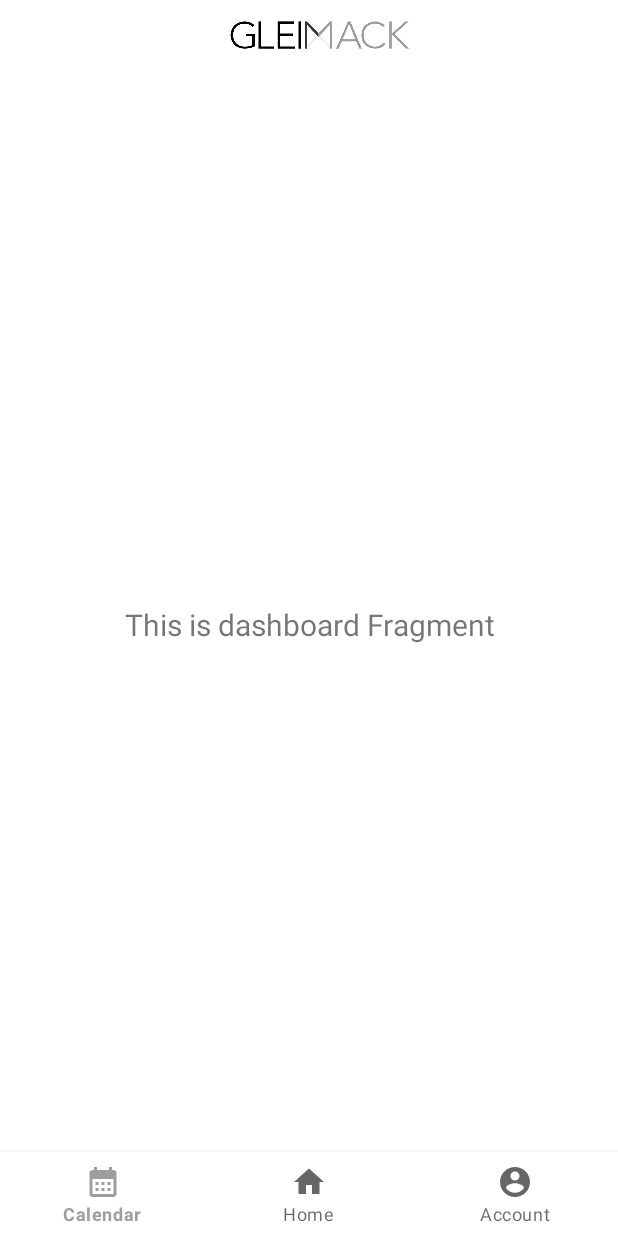
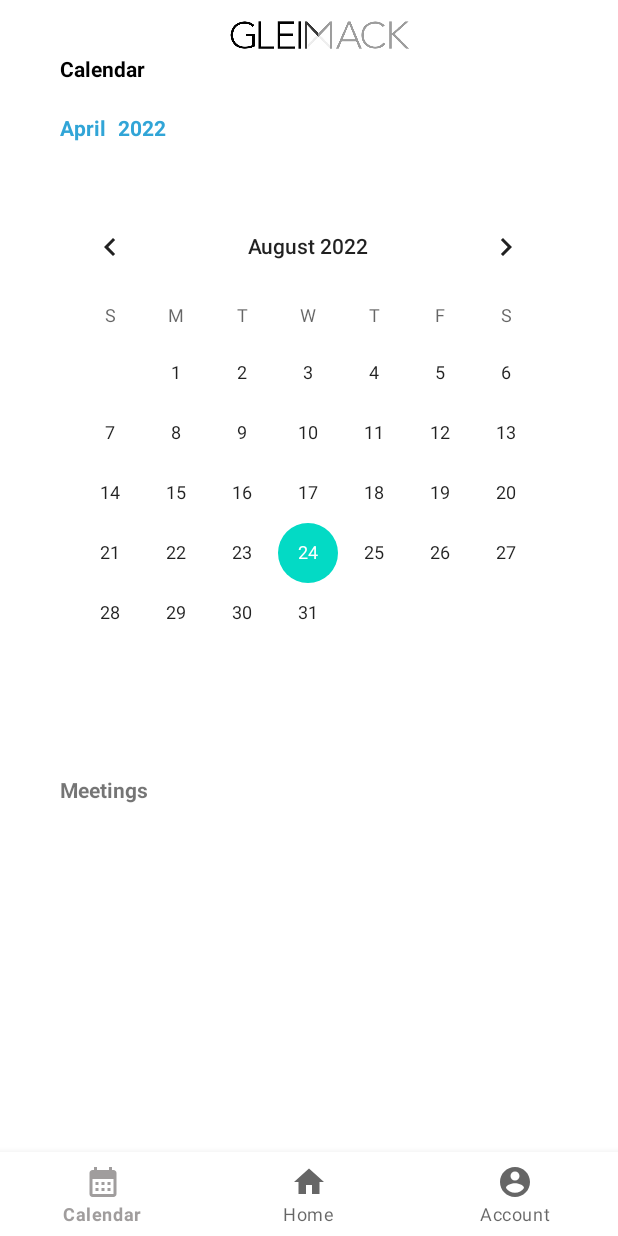
Before and after one commit to arsenii11/GMA, an Android app: the DashboardFragment screen opened through its navigation route, on a phone screen of 412 x 824 dp. Run offline under Robolectric (Android 15) with nearby library versions, the phone set to English and light mode, and no system bars; our stand-ins replace navigation-ui; 2 statements that could not run were skipped.

Commit message:
dashboard

```diff
--- a/app/src/main/res/layout/fragment_dashboard.xml
+++ b/app/src/main/res/layout/fragment_dashboard.xml
@@ -1,22 +1,76 @@
 <?xml version="1.0" encoding="utf-8"?>
-<androidx.constraintlayout.widget.ConstraintLayout xmlns:android="http://schemas.android.com/apk/res/android"
+<androidx.core.widget.NestedScrollView xmlns:android="http://schemas.android.com/apk/res/android"
     xmlns:app="http://schemas.android.com/apk/res-auto"
     xmlns:tools="http://schemas.android.com/tools"
     android:layout_width="match_parent"
     android:layout_height="match_parent"
     tools:context=".ui.dashboard.DashboardFragment">
 
+
+
+    <androidx.appcompat.widget.LinearLayoutCompat
+        android:layout_width="match_parent"
+        android:layout_height="1000dp"
+        tools:ignore="MissingConstraints">
+    <androidx.constraintlayout.widget.ConstraintLayout
+        android:layout_width="match_parent"
+        android:layout_height="1000dp">
+
+
     <TextView
-        android:id="@+id/text_dashboard"
-        android:layout_width="match_parent"
+        android:id="@+id/textView4"
+        android:layout_width="wrap_content"
+        android:layout_height="wrap_content"
+        android:layout_marginStart="40dp"
+        android:layout_marginTop="36dp"
+        android:text="Calendar"
+        android:textColor="@color/black"
+        android:textStyle="bold"
+        app:layout_constraintStart_toStartOf="parent"
+        app:layout_constraintTop_toTopOf="parent" />
+
+    <TextView
+        android:id="@+id/textView6"
+        android:layout_width="wrap_content"
         android:layout_height="wrap_content"
         android:layout_marginStart="8dp"
-        android:layout_marginTop="8dp"
-        android:layout_marginEnd="8dp"
-        android:textAlignment="center"
-        android:textSize="20sp"
-        app:layout_constraintBottom_toBottomOf="parent"
+        android:text="2022"
+        android:textColor="#31A5D7"
+        android:textStyle="bold"
+        app:layout_constraintStart_toEndOf="@+id/textView5"
+        app:layout_constraintTop_toTopOf="@+id/textView5" />
+
+    <TextView
+        android:id="@+id/textView5"
+        android:layout_width="wrap_content"
+        android:layout_height="wrap_content"
+        android:layout_marginTop="20dp"
+        android:text="April"
+        android:textColor="#31A5D7"
+        android:textStyle="bold"
+        app:layout_constraintStart_toStartOf="@+id/textView4"
+        app:layout_constraintTop_toBottomOf="@+id/textView4"
+        tools:ignore="MissingConstraints" />
+
+    <CalendarView
+        android:id="@+id/calendarView"
+        android:layout_width="wrap_content"
+        android:layout_height="wrap_content"
+        android:layout_marginTop="36dp"
         app:layout_constraintEnd_toEndOf="parent"
+        app:layout_constraintHorizontal_bias="0.491"
         app:layout_constraintStart_toStartOf="parent"
-        app:layout_constraintTop_toTopOf="parent" />
-</androidx.constraintlayout.widget.ConstraintLayout>
+        app:layout_constraintTop_toBottomOf="@+id/textView6" />
+
+    <TextView
+        android:id="@+id/textView8"
+        android:layout_width="wrap_content"
+        android:layout_height="wrap_content"
+        android:layout_marginTop="48dp"
+        android:text="Meetings"
+        android:textStyle="bold"
+        app:layout_constraintStart_toStartOf="@+id/textView5"
+        app:layout_constraintTop_toBottomOf="@+id/calendarView" />
+    </androidx.constraintlayout.widget.ConstraintLayout>
+    </androidx.appcompat.widget.LinearLayoutCompat>
+</androidx.core.widget.NestedScrollView>
```
Also changed, not shown: app/src/main/res/drawable/ddf.svg (deleted).
